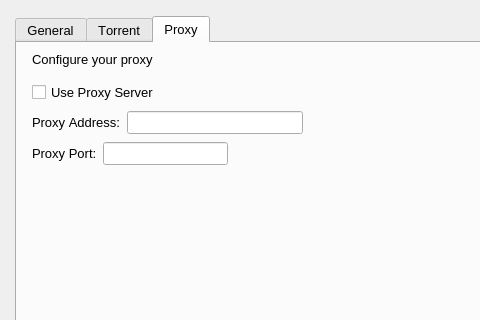
First picture: the form in src/gui/preferences.ui, repository aliakseis/LIII, before the edit; both pictures show x 0 to 480 and y 0 to 320 of the 605 by 440 pixel window.
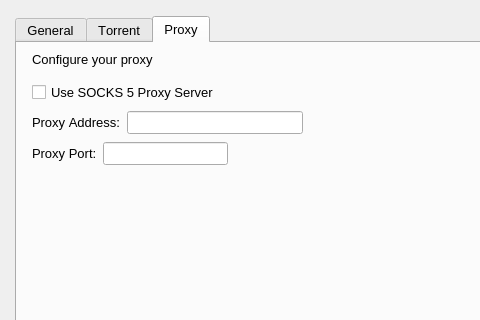
Second picture: the form after the edit. The open tabs and pages were chosen to show the change. Icons and pictures are not drawn. Custom widgets are drawn as their Qt base class.

Commit message: proxy settings update

Patch:
```diff
--- a/src/gui/preferences.ui
+++ b/src/gui/preferences.ui
@@ -1103,7 +1103,7 @@
                <item>
                 <widget class="QCheckBox" name="chbUseProxy">
                  <property name="text">
-                  <string>Use Proxy Server</string>
+                  <string>Use SOCKS 5 Proxy Server</string>
                  </property>
                 </widget>
                </item>
```
The commit also changes 5 other files.
